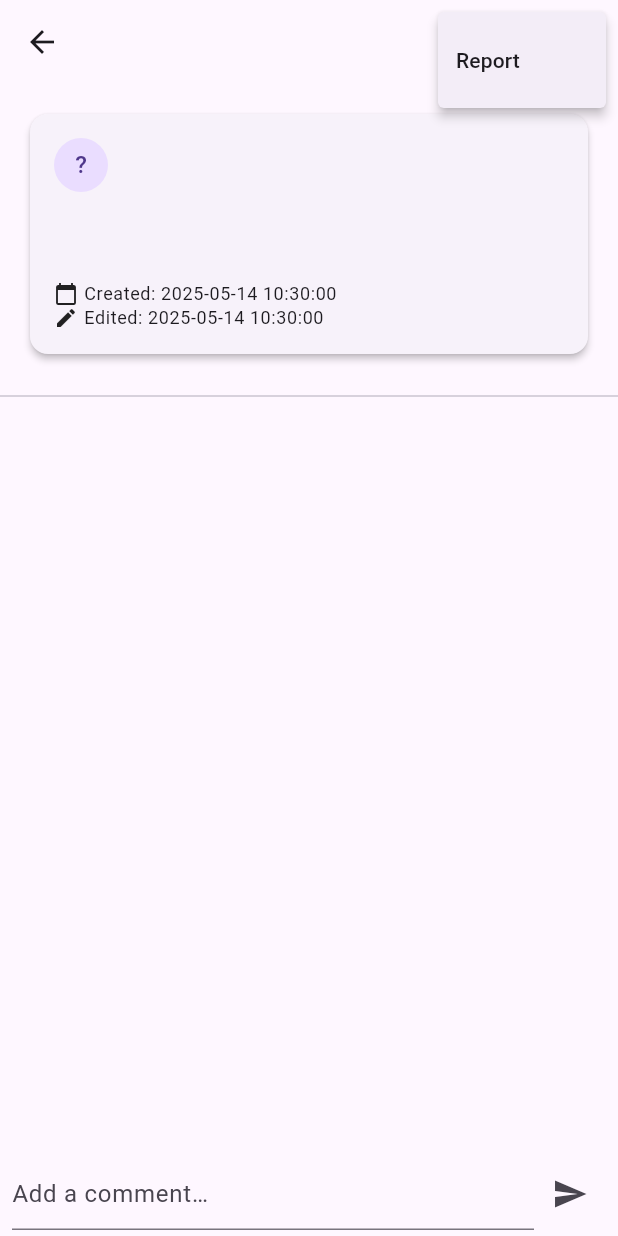
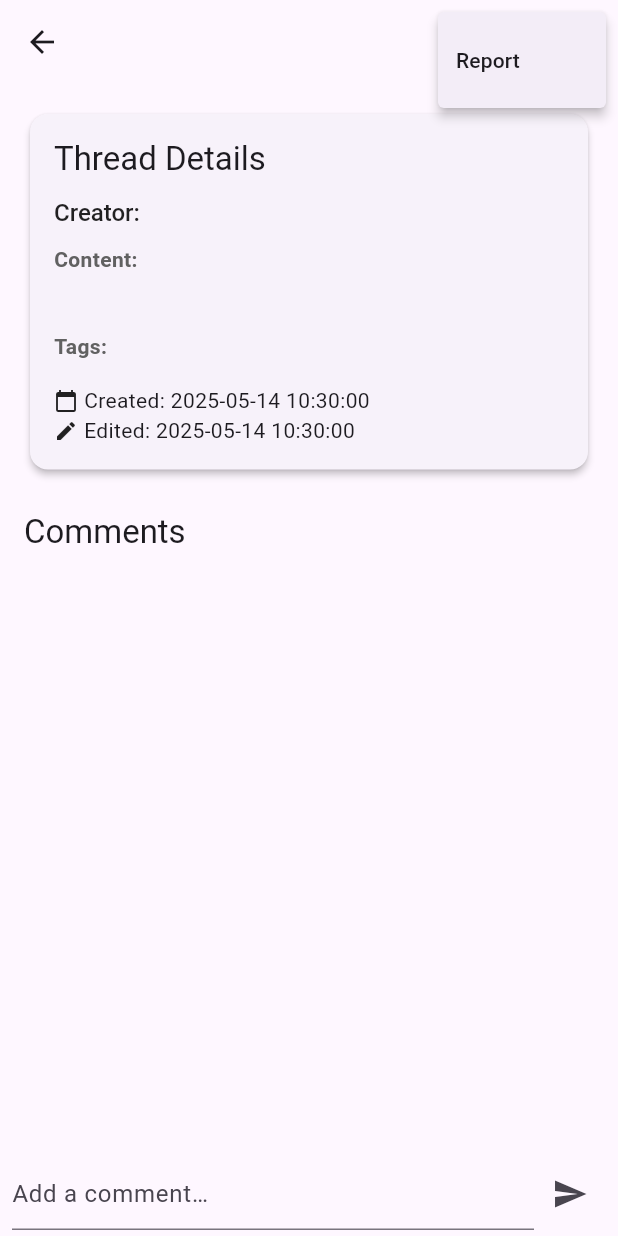
Before and after one commit to bounswe/bounswe2025group4, a Flutter app: the ThreadDetailScreen screen opened directly with empty values, after a tap on the "send" icon, after a tap on the "more vert" icon, on a phone screen of 412 x 824 dp. Run offline on Flutter 3.47's test engine with Material 3 defaults, Android fonts, the phone set to English and light mode, and no system bars; our stand-ins replace freezed_annotation, image_picker, shared_preferences; accounts and stored records are empty; network calls fail.

Commit message:
Feature navigation to user profiles via forum.

```diff
--- a/apps/mobile/lib/features/forum/screens/thread_detail_screen.dart
+++ b/apps/mobile/lib/features/forum/screens/thread_detail_screen.dart
@@ -7,6 +7,8 @@ import '../../../core/providers/auth_provider.dart';
 import '../../../core/services/api_service.dart';
 import 'create_thread_screen.dart';
 import '../widgets/comment_tile.dart';
+import '../../profile/screens/user_profile_view.dart';
+import 'package:flutter/gestures.dart';
 
 class ThreadDetailScreen extends StatefulWidget {
   final DiscussionThread thread;
@@ -45,7 +47,7 @@ class _ThreadDetailScreenState extends State<ThreadDetailScreen> {
       ScaffoldMessenger.of(context).showSnackBar(
         const SnackBar(content: Text("Failed: This discussion is no longer available.", style: TextStyle(color: Colors.red))),
       );
-      Navigator.of(context).pop(); // Go back to forum
+      Navigator.of(context).pop();
     }
   }
 
@@ -61,7 +63,7 @@ class _ThreadDetailScreenState extends State<ThreadDetailScreen> {
       );
     } catch (e) {
       ScaffoldMessenger.of(context).showSnackBar(
-        SnackBar(content: Text("Failed: This discussion is no longer available.", style: TextStyle(color: Colors.red))),
+        const SnackBar(content: Text("Failed: This discussion is no longer available.", style: TextStyle(color: Colors.red))),
       );
     }
   }
@@ -103,7 +105,7 @@ class _ThreadDetailScreenState extends State<ThreadDetailScreen> {
                   );
                 } catch (e) {
                   messenger.showSnackBar(
-                    SnackBar(content: Text('Failed: This discussion is no longer available.', style: TextStyle(color: Colors.red))),
+                    const SnackBar(content: Text('Failed: This discussion is no longer available.', style: TextStyle(color: Colors.red))),
                   );
                 }
               } else if (action == 'Edit' && isOwner) {
@@ -123,7 +125,7 @@ class _ThreadDetailScreenState extends State<ThreadDetailScreen> {
                   );
                 } catch (e) {
                   messenger.showSnackBar(
-                    SnackBar(content: Text('Failed to create/edit discussion.', style: TextStyle(color: Colors.red))),
+                    const SnackBar(content: Text('Failed to create/edit discussion.', style: TextStyle(color: Colors.red))),
                   );
                 }
               } else if (action == 'Delete' && isOwner) {
@@ -136,7 +138,7 @@ class _ThreadDetailScreenState extends State<ThreadDetailScreen> {
                   );
                 } catch (e) {
                   messenger.showSnackBar(
-                    SnackBar(content: Text('Failed to delete discussion.', style: TextStyle(color: Colors.red))),
+                    const SnackBar(content: Text('Failed to delete discussion.', style: TextStyle(color: Colors.red))),
                   );
                 }
               }
@@ -159,7 +161,6 @@ class _ThreadDetailScreenState extends State<ThreadDetailScreen> {
               child: Scrollbar(
                 thumbVisibility: true,
                 child: ListView.builder(
-                  key: ValueKey(_comments.map((c) => c.id).join('-')), // Force rebuild
                   itemCount: _comments.length + 2,
                   itemBuilder: (ctx, i) {
                     if (i == 0) {
@@ -173,61 +174,83 @@ class _ThreadDetailScreenState extends State<ThreadDetailScreen> {
                             child: Column(
                               crossAxisAlignment: CrossAxisAlignment.start,
                               children: [
-                                Row(
+                                Text('Thread Details', style: Theme.of(context).textTheme.titleLarge),
+                                const SizedBox(height: 12),
+
+                                // Creator
+                                RichText(
+                                  text: TextSpan(
+                                    style: const TextStyle(fontSize: 16),
                                     children: [
-                                    CircleAvatar(
-                                      radius: 18,
-                                      child: Text(
-                                        _currentThread.creatorUsername.isNotEmpty
-                                            ? _currentThread.creatorUsername[0].toUpperCase()
-                                            : '?',
+                                      const TextSpan(
+                                        text: 'Creator: ',
+                                        style: TextStyle(color: Colors.black87, fontWeight: FontWeight.w500),
+                                      ),
+                                      TextSpan(
+                                        text: _currentThread.creatorUsername,
+                                        style: const TextStyle(
+                                          fontSize: 16,
+                                          fontWeight: FontWeight.bold,
+                                          color: Color(0xFF1565C0),
+                                          decoration: TextDecoration.underline,
+                                        ),
+                                        recognizer: TapGestureRecognizer()
+                                          ..onTap = () {
+                                            Navigator.push(
+                                              context,
+                                              MaterialPageRoute(
+                                                builder: (_) => UserProfileView(
+                                                  userId: int.parse(_currentThread.creatorId),
                                                 ),
                                               ),
-                                    const SizedBox(width: 10),
-                                    Text(
-                                      _currentThread.creatorUsername,
-                                      style: Theme.of(context).textTheme.labelLarge?.copyWith(fontWeight: FontWeight.w600),
+                                            );
+                                          },
                                       ),
                                     ],
                                   ),
+                                ),
+
                                 const SizedBox(height: 12),
+
+                                // Content
+                                Text('Content:', style: TextStyle(fontWeight: FontWeight.w600, color: Colors.grey[700])),
+                                const SizedBox(height: 4),
+                                Text(
+                                  _currentThread.body,
+                                  style: const TextStyle(
+                                    fontSize: 16,
+                                    fontWeight: FontWeight.w500,
+                                    color: Colors.black87,
+                                    height: 1.4,
+                                  ),
+                                ),
+
+                                const SizedBox(height: 12),
+
+                                // Tags
+                                Text('Tags:', style: TextStyle(fontWeight: FontWeight.w600, color: Colors.grey[700])),
+                                const SizedBox(height: 4),
                                 Wrap(
                                   spacing: 6,
                                   children: _currentThread.tags.map((tag) => Chip(label: Text(tag))).toList(),
                                 ),
+
                                 const SizedBox(height: 12),
-                                Text(
-                                  _currentThread.body,
-                                  style: Theme.of(context).textTheme.bodyLarge,
-                                ),
-                                const SizedBox(height: 12),
-                                Wrap(
-                                  spacing: 12,
-                                  crossAxisAlignment: WrapCrossAlignment.center,
-                                  children: [
+
+                                // Timestamps
                                 Row(
-                                      mainAxisSize: MainAxisSize.min,
                                   children: [
                                     const Icon(Icons.calendar_today, size: 16),
                                     const SizedBox(width: 4),
-                                        Text(
-                                          'Created: ${_currentThread.createdAt.toLocal().toString().split(".").first}',
-                                          style: Theme.of(context).textTheme.bodySmall,
-                                        ),
+                                    Text('Created: ${_currentThread.createdAt.toLocal().toString().split(".").first}'),
                                   ],
                                 ),
                                 if (_currentThread.editedAt != null)
                                   Row(
-                                        mainAxisSize: MainAxisSize.min,
                                     children: [
                                       const Icon(Icons.edit, size: 16),
                                       const SizedBox(width: 4),
-                                          Text(
-                                            'Edited: ${_currentThread.editedAt!.toLocal().toString().split(".").first}',
-                                            style: Theme.of(context).textTheme.bodySmall,
-                                          ),
-                                        ],
-                                      ),
+                                      Text('Edited: ${_currentThread.editedAt!.toLocal().toString().split(".").first}'),
                                     ],
                                   ),
                               ],
@@ -236,7 +259,16 @@ class _ThreadDetailScreenState extends State<ThreadDetailScreen> {
                         ),
                       );
                     }
-                    if (i == 1) return const Divider();
+
+                    if (i == 1) {
+                      return Padding(
+                        padding: const EdgeInsets.symmetric(horizontal: 16, vertical: 8),
+                        child: Text(
+                          'Comments',
+                          style: Theme.of(context).textTheme.titleLarge,
+                        ),
+                      );
+                    }
 
                     final comment = _comments[i - 2];
                     return Column(
@@ -300,9 +332,7 @@ class _ThreadDetailScreenState extends State<ThreadDetailScreen> {
                     child: TextFormField(
                       controller: _commentCtrl,
                       decoration: const InputDecoration(hintText: 'Add a comment…'),
-                      validator: (v) => (v == null || v.trim().isEmpty)
-                          ? 'Please enter a comment'
-                          : null,
+                      validator: (v) => (v == null || v.trim().isEmpty) ? 'Please enter a comment' : null,
                     ),
                   ),
                   IconButton(
```
Also changed, not shown: apps/mobile/lib/features/forum/widgets/comment_tile.dart (+40 -10 lines), apps/mobile/lib/features/forum/widgets/thread_tile.dart (+99 -30 lines), apps/mobile/lib/features/profile/screens/user_profile_view.dart (added, +192 -0 lines). Lines whose indentation alone changed are shown as unchanged.
